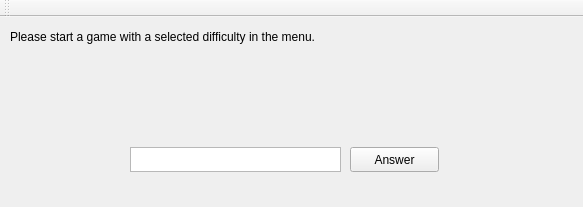
The window that Math_Game/mainwindow.ui (JayHacks2017-SC-BI-TD-BQ/Math-Game) describes before a commit, drawn with Qt 5.
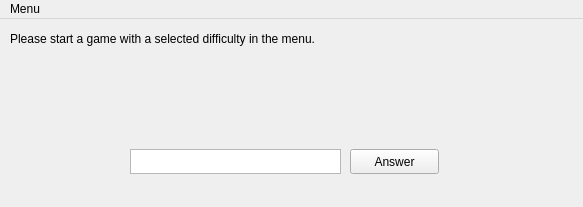
The same window after the commit.

What changed in the file:
```diff
--- a/Math_Game/mainwindow.ui
+++ b/Math_Game/mainwindow.ui
@@ -51,17 +51,6 @@
     </property>
    </widget>
   </widget>
-  <widget class="QToolBar" name="toolBar">
-   <property name="windowTitle">
-    <string>toolBar</string>
-   </property>
-   <attribute name="toolBarArea">
-    <enum>TopToolBarArea</enum>
-   </attribute>
-   <attribute name="toolBarBreak">
-    <bool>false</bool>
-   </attribute>
-  </widget>
   <widget class="QMenuBar" name="menuBarGame">
    <property name="geometry">
     <rect>
@@ -71,6 +60,15 @@
      <height>22</height>
     </rect>
    </property>
+   <widget class="QMenu" name="menuMenu">
+    <property name="title">
+     <string>Menu</string>
+    </property>
+    <addaction name="actionStart_Game"/>
+    <addaction name="separator"/>
+    <addaction name="actionEnd_Game"/>
+   </widget>
+   <addaction name="menuMenu"/>
   </widget>
  </widget>
  <layoutdefault spacing="6" margin="11"/>
```
Left out of the diff: 10 changed lines with no effect on the pictures.
